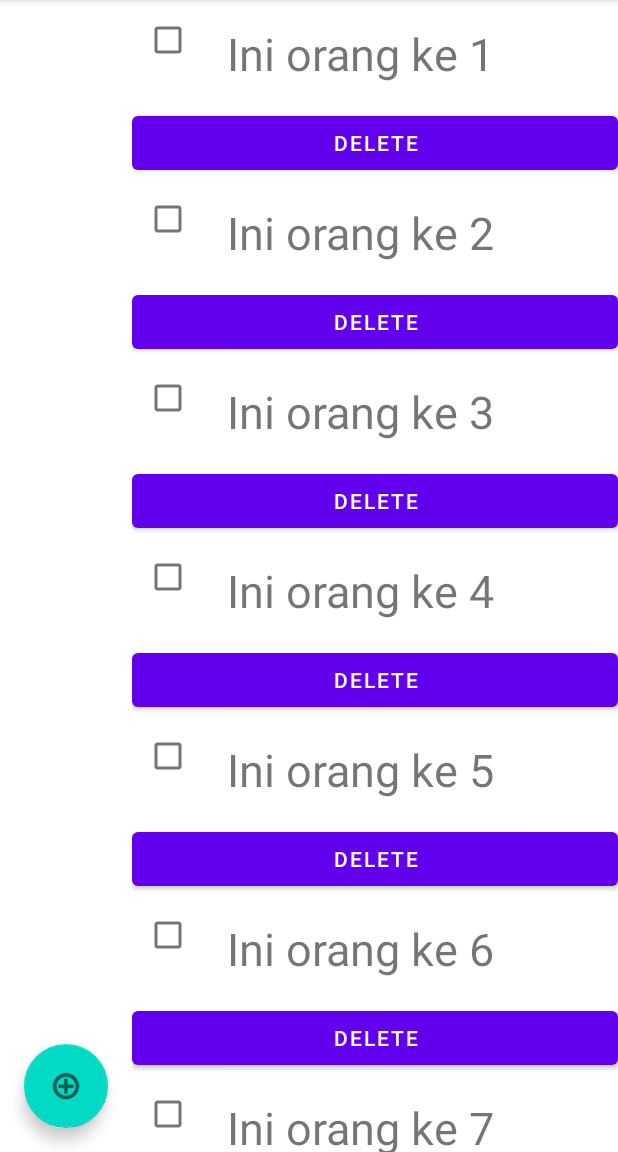
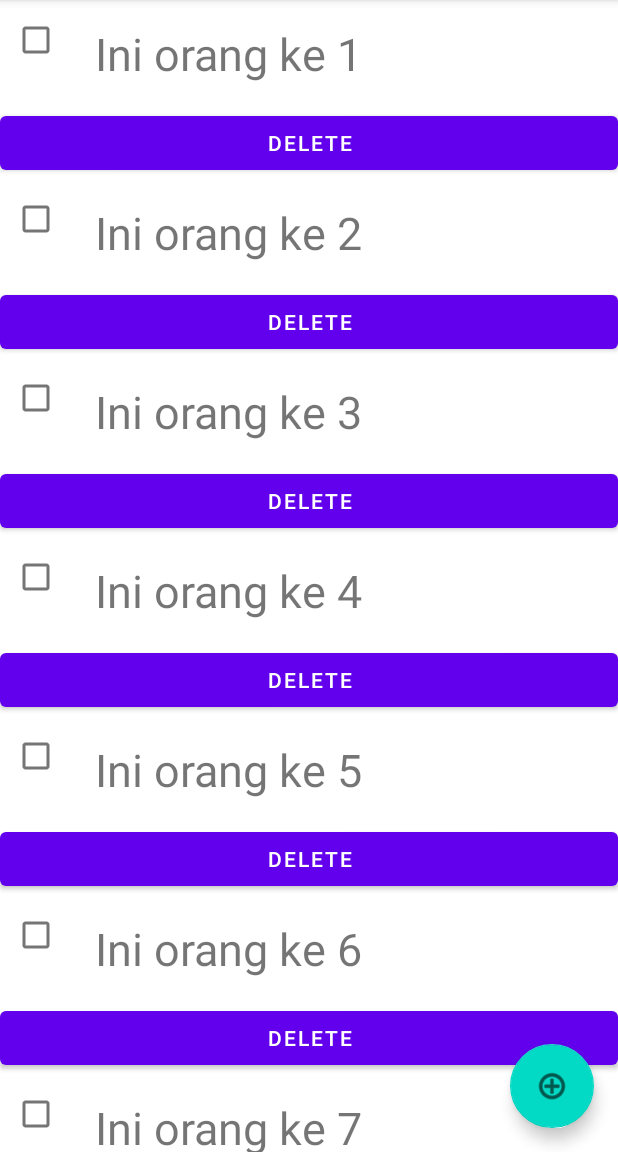
Before and after one commit to rafi365/Proj_kel_F_mobile, an Android app: the screen it shows after launch (MainActivity), on a phone screen of 412 x 824 dp, the part 84-1236 px from its top. Run offline under Robolectric (Android 15) with nearby library versions, the phone set to English and light mode, and no system bars.

Commit message:
Fixed FAB Position

```diff
--- a/KusaList/app/src/main/res/layout/activity_main.xml
+++ b/KusaList/app/src/main/res/layout/activity_main.xml
@@ -1,10 +1,18 @@
 <?xml version="1.0" encoding="utf-8"?>
-<LinearLayout xmlns:android="http://schemas.android.com/apk/res/android"
+<FrameLayout xmlns:android="http://schemas.android.com/apk/res/android"
     xmlns:app="http://schemas.android.com/apk/res-auto"
     xmlns:tools="http://schemas.android.com/tools"
     android:layout_width="match_parent"
     android:layout_height="match_parent"
     tools:context=".MainActivity">
+
+
+    <androidx.recyclerview.widget.RecyclerView
+        android:id="@+id/iniRv"
+        android:layout_width="match_parent"
+        android:layout_height="match_parent">
+
+    </androidx.recyclerview.widget.RecyclerView>
 
     <com.google.android.material.floatingactionbutton.FloatingActionButton
         android:id="@+id/fab"
@@ -14,12 +22,4 @@
         android:layout_margin="16dp"
         android:contentDescription="add"
         android:src="@android:drawable/ic_menu_add" />
-
-    <androidx.recyclerview.widget.RecyclerView
-        android:id="@+id/iniRv"
-        android:layout_width="match_parent"
-        android:layout_height="match_parent">
-
-    </androidx.recyclerview.widget.RecyclerView>
-
-</LinearLayout>
+</FrameLayout>
```
